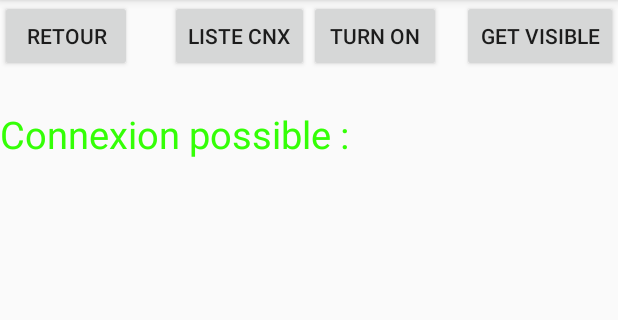
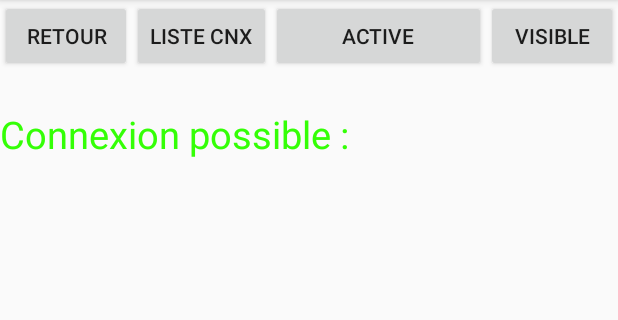
Before and after one commit to PTUT-G2-Equipe1/SmartMouse, an Android app: the Connexion screen opened directly, with no data from a screen before it, on a phone screen of 412 x 824 dp, the part 84-404 px from its top. Run offline under Robolectric (Android 15) with nearby library versions, the phone set to English and light mode, and no system bars.

Commit message:
Ajout d'une interface connexion et de l'activation bluetooth avec demande d'autorisation

```diff
--- a/app/src/main/res/layout/activity_connexion.xml
+++ b/app/src/main/res/layout/activity_connexion.xml
@@ -20,12 +20,14 @@
         android:id="@+id/button"
         android:layout_width="wrap_content"
         android:layout_height="wrap_content"
-        android:layout_alignParentTop="true"
-        android:layout_toEndOf="@+id/imageView"
-        android:layout_toRightOf="@+id/imageView"
+        android:layout_below="@+id/imageView"
+        android:layout_toEndOf="@+id/button3"
+        android:layout_toLeftOf="@+id/button2"
+        android:layout_toRightOf="@+id/button3"
+        android:layout_toStartOf="@+id/button2"
         android:clickable="true"
         android:onClick="on"
-        android:text="Turn On" />
+        android:text="Active" />
 
     <Button
         android:id="@+id/button2"
@@ -36,15 +38,15 @@
         android:layout_alignParentRight="true"
         android:layout_alignParentTop="true"
         android:onClick="visible"
-        android:text="Get visible" />
+        android:text="Visible" />
 
     <Button
         android:id="@+id/button3"
         android:layout_width="wrap_content"
         android:layout_height="wrap_content"
         android:layout_below="@+id/imageView"
-        android:layout_toLeftOf="@+id/imageView"
-        android:layout_toStartOf="@+id/imageView"
+        android:layout_toEndOf="@+id/retour"
+        android:layout_toRightOf="@+id/retour"
         android:onClick="list"
         android:text="Liste cnx" />
 
```
Also changed, not shown: app/src/main/java/com/example/f15003938/smartmouse/Connexion.java (+2 -7 lines).
